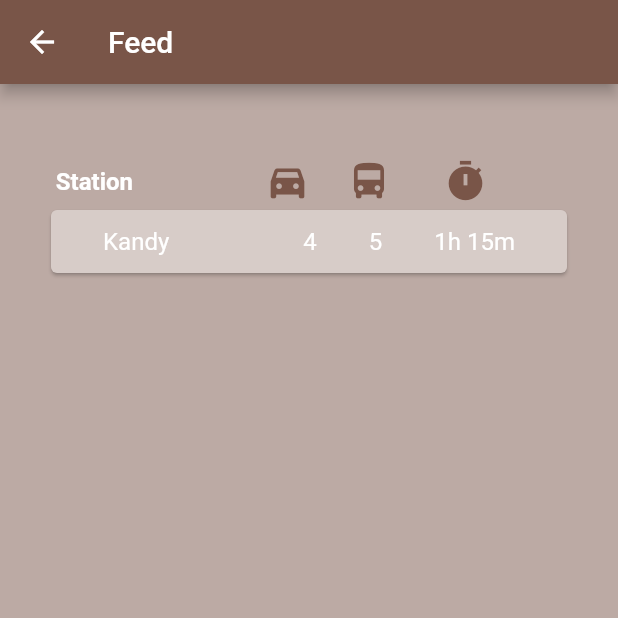
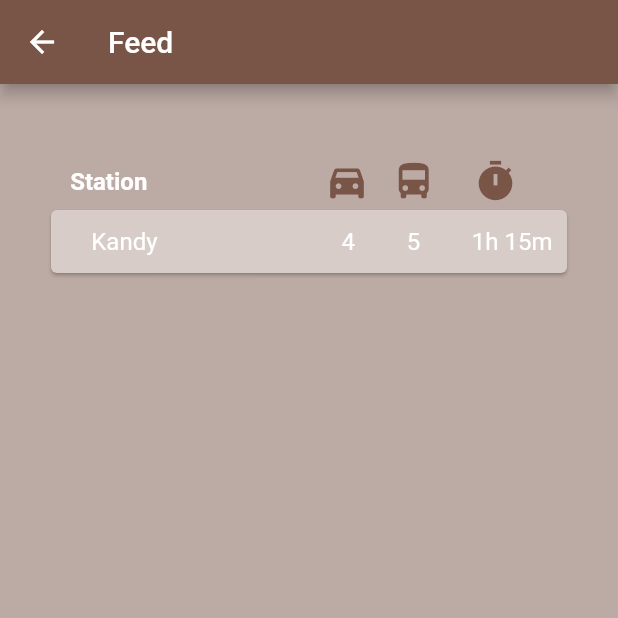
Before and after one commit to Nuwan-Wi/Fuel_App_ui_flutter, a Flutter app: the feedScreen screen opened directly, on a phone screen of 412 x 824 dp, the top half of it. Run offline on Flutter 3.47's test engine with Material 2 defaults, Android fonts, the phone set to English and light mode, and no system bars; our stand-ins replace google_fonts.

Commit message:
Card implimented

```diff
--- a/sign_in/lib/feed.dart
+++ b/sign_in/lib/feed.dart
@@ -32,7 +32,10 @@ class _feedScreenState extends State<feedScreen> {
                     mainAxisAlignment: MainAxisAlignment.spaceAround,
                     children: const [
                       SizedBox(
-                        width: 120,
+                        width: 10,
+                      ),
+                      SizedBox(
+                        width: 160,
                         child: Text(
                           "Station",
                           style: TextStyle(
@@ -67,7 +70,7 @@ class _feedScreenState extends State<feedScreen> {
                         )
                       ),
                       SizedBox(
-                        width: 20,
+                        width: 15,
                       )
                     ]),
               ),
@@ -79,35 +82,50 @@ class _feedScreenState extends State<feedScreen> {
                   child: Row(
                     mainAxisAlignment: MainAxisAlignment.spaceEvenly,
                     children: const [
-                      Text(
+                      SizedBox(
+                        width: 20,
+                      ),
+                      SizedBox(
+                        width: 140,
+                        child: Text(
                           'Kandy',
                           style: TextStyle(
                             color: Colors.white,
                             fontSize: 16,
                           ),
                         ),
+                      ),
                       SizedBox(
                         width: 20,
                       ),
-                      Text(
+                      SizedBox(
+                        width: 40,
+                        child: Text(
                           '4',
                           style: TextStyle(
                             color: Colors.white,
                             fontSize: 16,
                           ),
                         ),
-                      Text(
+                      ),
+                      SizedBox(
+                        width: 40,
+                        child: Text(
                           '5',
                           style: TextStyle(
                             color: Colors.white,
                             fontSize: 16,
                           ),
                         ),
-                      Text(
+                      ),
+                      SizedBox(
+                        width: 60,
+                        child: Text(
                           '1h 15m',
                           style: TextStyle(
                             color: Colors.white,
                             fontSize: 16,
+                          ),
                         ),
                       ),
                     ],
```
Lines whose indentation alone changed are shown as unchanged.
